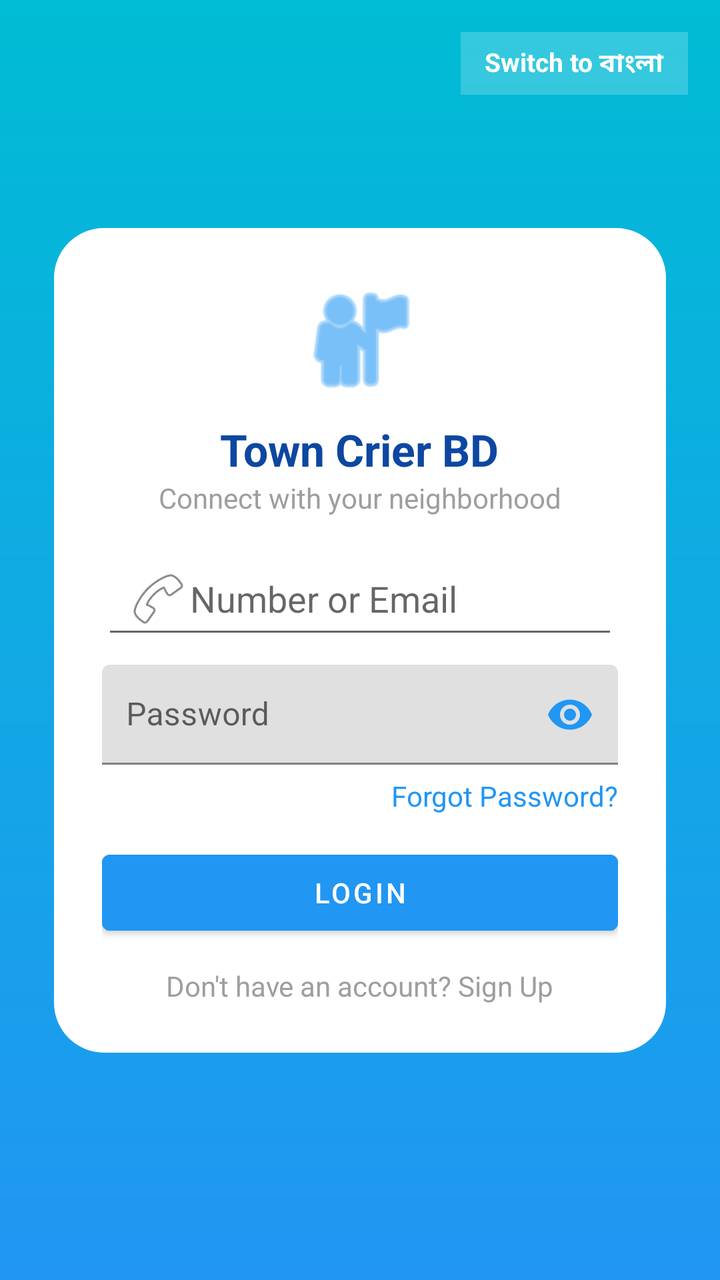
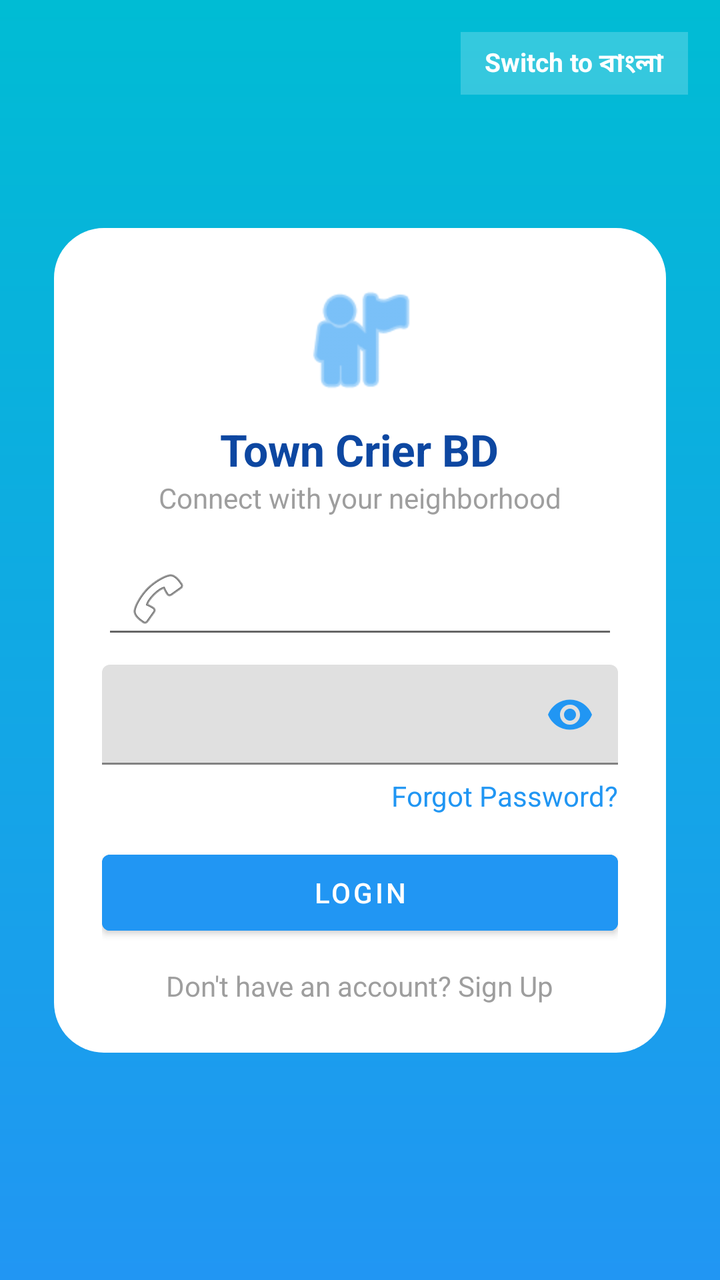

Screens rendered from an Android XML layout before and after an edit, with the pre-edit source and the edit as a unified diff.
<!-- AndroidManifest.xml: application theme Theme.TownCrierBD -->
<!-- res/layout/activity_login.xml -->
<?xml version="1.0" encoding="utf-8"?>
<androidx.constraintlayout.widget.ConstraintLayout
    xmlns:android="http://schemas.android.com/apk/res/android"
    xmlns:app="http://schemas.android.com/apk/res-auto"
    android:layout_width="match_parent"
    android:layout_height="match_parent"
    android:background="@drawable/bg_gradient">

    
    <TextView
        android:id="@+id/tvLangToggle"
        android:layout_width="wrap_content"
        android:layout_height="wrap_content"
        android:text="Switch to বাংলা"
        android:textColor="#FFFFFF"
        android:textSize="13sp"
        android:textStyle="bold"
        android:background="#33FFFFFF"
        android:paddingStart="12dp"
        android:paddingEnd="12dp"
        android:paddingTop="6dp"
        android:paddingBottom="6dp"
        android:clickable="true"
        android:focusable="true"
        app:layout_constraintTop_toTopOf="parent"
        app:layout_constraintEnd_toEndOf="parent"
        android:layout_marginTop="16dp"
        android:layout_marginEnd="16dp"/>

    <LinearLayout
        android:id="@+id/loginCard"
        android:layout_width="0dp"
        android:layout_height="wrap_content"
        android:orientation="vertical"
        android:gravity="center"
        android:background="@drawable/bg_card"
        android:padding="24dp"
        app:layout_constraintWidth_percent="0.85"
        app:layout_constraintTop_toTopOf="parent"
        app:layout_constraintBottom_toBottomOf="parent"
        app:layout_constraintStart_toStartOf="parent"
        app:layout_constraintEnd_toEndOf="parent">

        <ImageView
            android:layout_width="64dp"
            android:layout_height="64dp"
            android:src="@android:drawable/ic_menu_myplaces"
            app:tint="@color/blue_start"
            android:contentDescription="@string/app_name" />

        <TextView
            android:id="@+id/tvAppName"
            android:layout_width="wrap_content"
            android:layout_height="wrap_content"
            android:text="Town Crier BD"
            android:textColor="@color/text_primary"
            android:textStyle="bold"
            android:textSize="22sp"
            android:layout_marginTop="8dp" />

        <TextView
            android:id="@+id/tvSubtitle"
            android:layout_width="wrap_content"
            android:layout_height="wrap_content"
            android:text="Connect with your neighborhood"
            android:textColor="@color/hint_gray"
            android:layout_marginBottom="16dp" />

        
        <EditText
            android:id="@+id/etEmail"
            android:layout_width="match_parent"
            android:layout_height="50dp"
            android:hint="Number or Email"
            android:drawableStart="@android:drawable/ic_menu_call"
            android:inputType="text"
            android:padding="12dp" />

        
        <com.google.android.material.textfield.TextInputLayout
            android:id="@+id/tilPassword"
            android:layout_width="match_parent"
            android:layout_height="wrap_content"
            app:endIconMode="password_toggle"
            app:endIconTint="@color/blue_start"
            android:layout_marginTop="8dp">

            <com.google.android.material.textfield.TextInputEditText
                android:id="@+id/etPassword"
                android:layout_width="match_parent"
                android:layout_height="50dp"
                android:hint="Password"
                android:inputType="textPassword"
                android:padding="12dp" />
        </com.google.android.material.textfield.TextInputLayout>

        <TextView
            android:id="@+id/tvForgotPassword"
            android:layout_width="wrap_content"
            android:layout_height="wrap_content"
            android:text="Forgot Password?"
            android:textColor="@color/blue_start"
            android:layout_gravity="end"
            android:layout_marginTop="6dp"
            android:clickable="true"
            android:focusable="true"/>

        <Button
            android:id="@+id/btnLogin"
            android:layout_width="match_parent"
            android:layout_height="50dp"
            android:text="Login"
            android:textColor="@color/white"
            android:backgroundTint="@color/blue_start"
            android:layout_marginTop="14dp" />

        <TextView
            android:id="@+id/tvGotoSignup"
            android:layout_width="wrap_content"
            android:layout_height="wrap_content"
            android:text="Don't have an account? Sign Up"
            android:textColor="@color/hint_gray"
            android:layout_marginTop="12dp" />

    </LinearLayout>

</androidx.constraintlayout.widget.ConstraintLayout>
<!-- resources referenced by this layout -->
<resources>
  <color name="blue_start">#2196F3</color>
  <color name="hint_gray">#9E9E9E</color>
  <color name="text_primary">#0D47A1</color>
  <color name="white">#FFFFFF</color>
  <!-- drawable bg_card (drawable) -->
  <shape xmlns:android="http://schemas.android.com/apk/res/android">
      <solid android:color="@color/white"/>
      <corners android:radius="25dp"/>
      <padding
          android:left="20dp"
          android:top="20dp"
          android:right="20dp"
          android:bottom="20dp"/>
  </shape>
  <!-- drawable bg_gradient (drawable) -->
  <shape xmlns:android="http://schemas.android.com/apk/res/android" android:shape="rectangle">
      <gradient
          android:startColor="@color/blue_start"
          android:endColor="@color/blue_end"
          android:angle="90"/>
  </shape>
  <string name="app_name">TownCrierBD</string>
  <style name="Theme.TownCrierBD" parent="Theme.MaterialComponents.Light.NoActionBar">
  
          <item name="colorPrimary">@color/blue_end</item>
          <item name="colorPrimaryVariant">@color/blue_start</item>
          <item name="colorOnPrimary">@color/white</item>
  
          <item name="colorSecondary">@color/blue_start</item>
          <item name="colorSecondaryVariant">@color/blue_end</item>
          <item name="colorOnSecondary">@color/white</item>
  
          <item name="android:forceDarkAllowed" tools:targetApi="q">false</item>
  
          <item name="android:statusBarColor">@color/blue_start</item>
          <item name="android:navigationBarColor">@color/blue_start</item>
  
          <item name="spinnerStyle">@style/TownCrierBD.SpinnerStyle</item>
      </style>
  <color name="blue_end">#00BCD4</color>
  <style name="TownCrierBD.SpinnerStyle" parent="Widget.AppCompat.Spinner">
      <item name="android:popupBackground">@drawable/bg_spinner_popup_white</item>
          <item name="popupTheme">@style/TownCrierBD.PopupTheme</item>
      </style>
  <!-- drawable bg_spinner_popup_white (drawable) -->
  <?xml version="1.0" encoding="utf-8"?>
  <shape xmlns:android="http://schemas.android.com/apk/res/android">
      <solid android:color="#FFFFFF"/>
      <corners android:radius="16dp"/>
      <padding
          android:left="8dp"
          android:top="8dp"
          android:right="8dp"
          android:bottom="8dp"/>
  </shape>
  <style name="TownCrierBD.PopupTheme" parent="ThemeOverlay.MaterialComponents.Light">
          <item name="android:popupBackground">@drawable/bg_spinner_popup_white</item>
      </style>
</resources>

<!-- the commit's change to res/layout/activity_login.xml (unified diff, before → after) -->
@@ -71,7 +71,6 @@
             android:id="@+id/etEmail"
             android:layout_width="match_parent"
             android:layout_height="50dp"
-            android:hint="Number or Email"
             android:drawableStart="@android:drawable/ic_menu_call"
             android:inputType="text"
             android:padding="12dp" />
@@ -89,7 +88,6 @@
                 android:id="@+id/etPassword"
                 android:layout_width="match_parent"
                 android:layout_height="50dp"
-                android:hint="Password"
                 android:inputType="textPassword"
                 android:padding="12dp" />
         </com.google.android.material.textfield.TextInputLayout>
